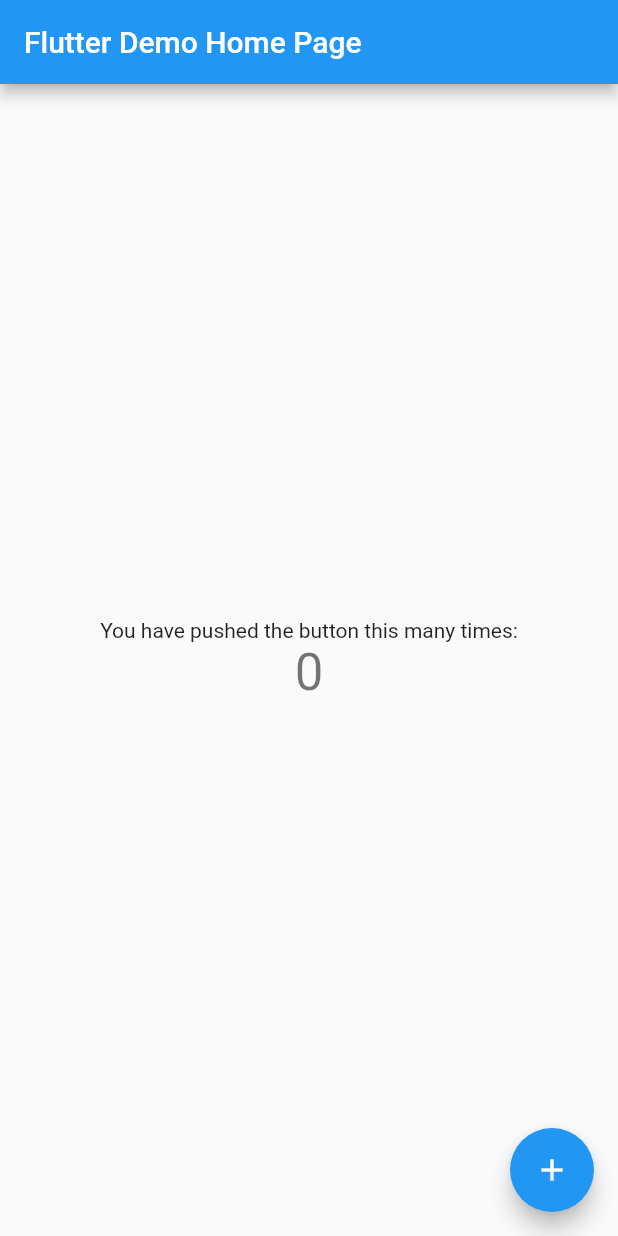
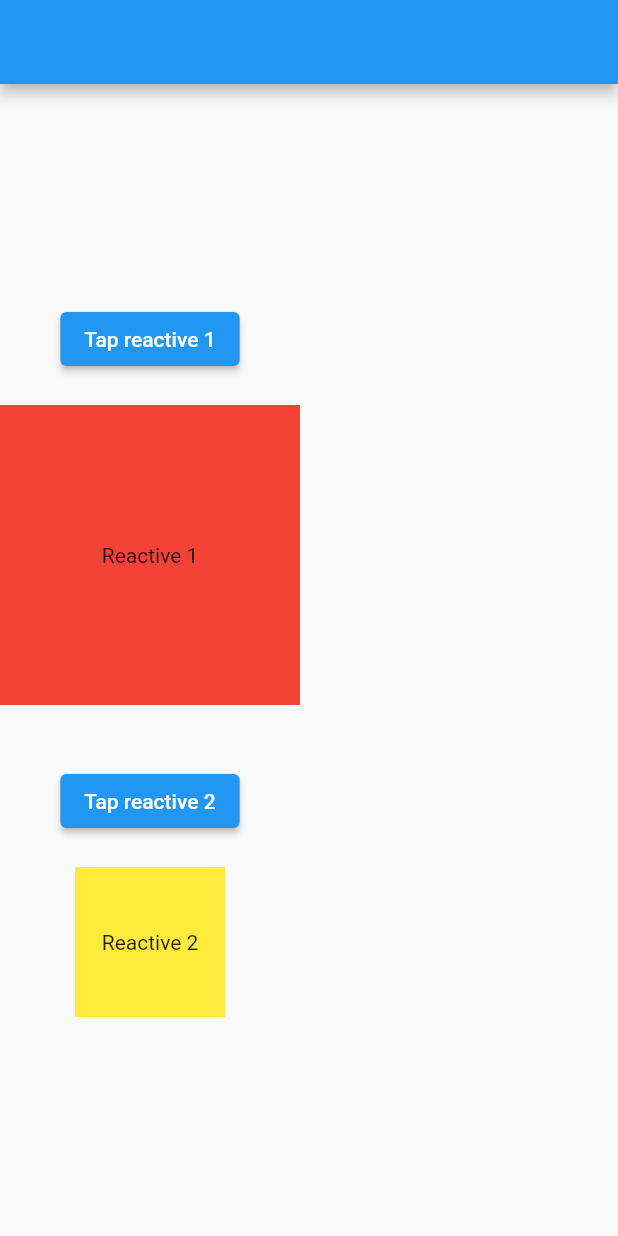
Before and after one commit to GabrielcDonato/State_Manager, a Flutter app: the screen it shows after launch, on a phone screen of 412 x 824 dp. Run offline on Flutter 3.47's test engine with Material 2 defaults, Android fonts, the phone set to English and light mode, and no system bars.

```diff
--- /dev/null
+++ b/lib/home_page.dart
@@ -0,0 +1,83 @@
+import 'package:flutter/material.dart';
+import 'package:state_manager/src/builder.dart';
+import 'package:state_manager/src/reactive.dart';
+
+class HomeReactive extends Reactive<bool> {
+  HomeReactive() : super(false);
+}
+
+class HomePage extends StatefulWidget {
+  HomePage({Key? key}) : super(key: key);
+
+  @override
+  _HomePageState createState() => _HomePageState();
+}
+
+class _HomePageState extends State<HomePage> {
+  final reactive1 = HomeReactive();
+  final reactive2 = HomeReactive();
+  @override
+  Widget build(BuildContext context) {
+    return Scaffold(
+      appBar: AppBar(),
+      body: Column(
+        mainAxisAlignment: MainAxisAlignment.center,
+        children: [
+          ElevatedButton(
+            child: Text("Tap reactive 1"),
+            onPressed: () {
+              reactive1.update(!reactive1.value);
+            },
+          ),
+          SizedBox(
+            height: 20,
+          ),
+          ReactiveBuilder<bool>(
+            reactive: reactive1,
+            builder: (_, value) => value
+                ? Container(
+                    width: 200,
+                    height: 200,
+                    color: Colors.green,
+                    child: Center(child: Text("Reactive 1")),
+                  )
+                : Container(
+                    width: 200,
+                    height: 200,
+                    color: Colors.red,
+                    child: Center(child: Text("Reactive 1")),
+                  ),
+          ),
+          SizedBox(
+            height: 40,
+          ),
+          ElevatedButton(
+            child: Text("Tap reactive 2"),
+            onPressed: () {
+              reactive2.update(!reactive2.value);
+            },
+          ),
+          SizedBox(
+            height: 20,
+          ),
+          ReactiveBuilder<bool>(
+            reactive: reactive2,
+            builder: (_, value) => value
+                ? Container(
+                    width: 100,
+                    height: 100,
+                    color: Colors.blue,
+                    child: Center(child: Text("Reactive 2")),
+                  )
+                : Container(
+                    width: 100,
+                    height: 100,
+                    color: Colors.yellow,
+                    child: Center(child: Text("Reactive 2")),
+                  ),
+          ),
+        ],
+      ),
+    );
+  }
+}
--- /dev/null
+++ b/lib/home_page2.dart
@@ -0,0 +1,91 @@
+import 'package:flutter/material.dart';
+
+abstract class Reactive<T> {
+  late T _actual;
+  T get value => _actual;
+
+  final _listeners = <Function>[];
+
+  Reactive(T initial) {
+    _actual = initial;
+  }
+
+  void update(T newState) {
+    _actual = newState;
+    _notifyListeners(_actual);
+  }
+
+  void listen(void Function(T actual) onChange) {
+    _listeners.add(onChange);
+  }
+
+  void _notifyListeners(T actual) {
+    for (var i = 0; i < _listeners.length; i++) {
+      _listeners[i](actual);
+    }
+  }
+}
+
+class HomeController extends Reactive<int> {
+  HomeController() : super(0);
+}
+
+class HomePage2 extends StatefulWidget {
+  HomePage2({Key? key}) : super(key: key);
+
+  @override
+  _HomePage2State createState() => _HomePage2State();
+}
+
+class _HomePage2State extends State<HomePage2> {
+  var controller = HomeController();
+
+  @override
+  Widget build(BuildContext context) {
+    return Scaffold(
+      appBar: AppBar(
+        title: const Text("Home Page 2"),
+      ),
+      body: Center(
+        child: ReactiveBuilder<int>(
+          controller: controller,
+          builder: (_, value) => Text("Contador: $value"),
+        ),
+      ),
+      floatingActionButton: FloatingActionButton(
+        onPressed: () {
+          controller.update(controller.value + 1);
+        },
+        child: const Icon(Icons.add),
+      ),
+    );
+  }
+}
+
+class ReactiveBuilder<T> extends StatefulWidget {
+  final Reactive<T> controller;
+  final Widget Function(BuildContext context, T value) builder;
+  const ReactiveBuilder({
+    Key? key,
+    required this.controller,
+    required this.builder,
+  }) : super(key: key);
+
+  @override
+  _ReactiveBuilderState<T> createState() => _ReactiveBuilderState<T>();
+}
+
+class _ReactiveBuilderState<T> extends State<ReactiveBuilder<T>> {
+  @override
+  void initState() {
+    widget.controller.listen((actual) {
+      setState(() {});
+    });
+    super.initState();
+  }
+
+  @override
+  Widget build(BuildContext context) {
+    return widget.builder(context, widget.controller.value);
+  }
+}
--- a/lib/main.dart
+++ b/lib/main.dart
@@ -1,115 +1,18 @@
 import 'package:flutter/material.dart';
+import 'package:state_manager/home_page.dart';
 
 void main() {
-  runApp(const MyApp());
+  runApp(MyApp());
 }
 
 class MyApp extends StatelessWidget {
-  const MyApp({Key? key}) : super(key: key);
-
-  // This widget is the root of your application.
   @override
   Widget build(BuildContext context) {
     return MaterialApp(
-      title: 'Flutter Demo',
-      theme: ThemeData(
-        // This is the theme of your application.
-        //
-        // Try running your application with "flutter run". You'll see the
-        // application has a blue toolbar. Then, without quitting the app, try
-        // changing the primarySwatch below to Colors.green and then invoke
-        // "hot reload" (press "r" in the console where you ran "flutter run",
-        // or simply save your changes to "hot reload" in a Flutter IDE).
-        // Notice that the counter didn't reset back to zero; the application
-        // is not restarted.
-        primarySwatch: Colors.blue,
-      ),
-      home: const MyHomePage(title: 'Flutter Demo Home Page'),
-    );
+        title: 'Flutter Demo',
+        theme: ThemeData(
+          primarySwatch: Colors.blue,
+        ),
+        home: HomePage());
   }
 }
-
-class MyHomePage extends StatefulWidget {
-  const MyHomePage({Key? key, required this.title}) : super(key: key);
-
-  // This widget is the home page of your application. It is stateful, meaning
-  // that it has a State object (defined below) that contains fields that affect
-  // how it looks.
-
-  // This class is the configuration for the state. It holds the values (in this
-  // case the title) provided by the parent (in this case the App widget) and
-  // used by the build method of the State. Fields in a Widget subclass are
-  // always marked "final".
-
-  final String title;
-
-  @override
-  State<MyHomePage> createState() => _MyHomePageState();
-}
-
-class _MyHomePageState extends State<MyHomePage> {
-  int _counter = 0;
-
-  void _incrementCounter() {
-    setState(() {
-      // This call to setState tells the Flutter framework that something has
-      // changed in this State, which causes it to rerun the build method below
-      // so that the display can reflect the updated values. If we changed
-      // _counter without calling setState(), then the build method would not be
-      // called again, and so nothing would appear to happen.
-      _counter++;
-    });
-  }
-
-  @override
-  Widget build(BuildContext context) {
-    // This method is rerun every time setState is called, for instance as done
-    // by the _incrementCounter method above.
-    //
-    // The Flutter framework has been optimized to make rerunning build methods
-    // fast, so that you can just rebuild anything that needs updating rather
-    // than having to individually change instances of widgets.
-    return Scaffold(
-      appBar: AppBar(
-        // Here we take the value from the MyHomePage object that was created by
-        // the App.build method, and use it to set our appbar title.
-        title: Text(widget.title),
-      ),
-      body: Center(
-        // Center is a layout widget. It takes a single child and positions it
-        // in the middle of the parent.
-        child: Column(
-          // Column is also a layout widget. It takes a list of children and
-          // arranges them vertically. By default, it sizes itself to fit its
-          // children horizontally, and tries to be as tall as its parent.
-          //
-          // Invoke "debug painting" (press "p" in the console, choose the
-          // "Toggle Debug Paint" action from the Flutter Inspector in Android
-          // Studio, or the "Toggle Debug Paint" command in Visual Studio Code)
-          // to see the wireframe for each widget.
-          //
-          // Column has various properties to control how it sizes itself and
-          // how it positions its children. Here we use mainAxisAlignment to
-          // center the children vertically; the main axis here is the vertical
-          // axis because Columns are vertical (the cross axis would be
-          // horizontal).
-          mainAxisAlignment: MainAxisAlignment.center,
-          children: <Widget>[
-            const Text(
-              'You have pushed the button this many times:',
-            ),
-            Text(
-              '$_counter',
-              style: Theme.of(context).textTheme.headline4,
-            ),
-          ],
-        ),
-      ),
-      floatingActionButton: FloatingActionButton(
-        onPressed: _incrementCounter,
-        tooltip: 'Increment',
-        child: const Icon(Icons.add),
-      ), // This trailing comma makes auto-formatting nicer for build methods.
-    );
-  }
-}
--- /dev/null
+++ b/lib/src/builder.dart
@@ -0,0 +1,34 @@
+import 'package:flutter/material.dart';
+import 'package:state_manager/src/reactive.dart';
+
+class ReactiveBuilder<T> extends StatefulWidget {
+  final Reactive<T> reactive;
+  final Widget Function(BuildContext context, T value) builder;
+  ReactiveBuilder({
+    Key? key,
+    required this.reactive,
+    required this.builder,
+  }) : super(key: key);
+
+  @override
+  _ReactiveBuilderState<T> createState() => _ReactiveBuilderState<T>();
+}
+
+class _ReactiveBuilderState<T> extends State<ReactiveBuilder<T>> {
+  late T _actual;
+
+  @override
+  void initState() {
+    _actual = widget.reactive.value;
+    widget.reactive.listen((actual) {
+      _actual = actual;
+      setState(() {});
+    });
+    super.initState();
+  }
+
+  @override
+  Widget build(BuildContext context) {
+    return widget.builder(context, _actual);
+  }
+}
--- /dev/null
+++ b/lib/src/reactive.dart
@@ -0,0 +1,26 @@
+abstract class Reactive<T> {
+  late T _actual;
+
+  T get value => _actual;
+
+  final _listens = <Function>[];
+
+  Reactive(T initial) {
+    _actual = initial;
+  }
+  void update(T newState) {
+    _actual = newState;
+    _notifyListens();
+  }
+
+  void listen(void Function(T actual) onChange) {
+    _listens.add(onChange);
+  }
+
+  //-R
+  void _notifyListens() {
+    for (var i = 0; i < _listens.length; i++) {
+      _listens[i](_actual);
+    }
+  }
+}
```
Also changed, not shown: 1 other file.
